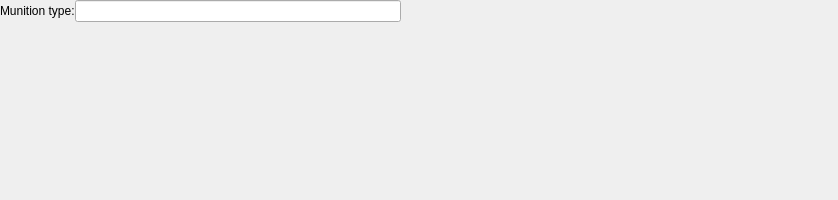
The window that Qt5/Weapon/munitionform.ui (GDW-RPG-Scripts/gdw-rpg-vehicles) describes before a commit, drawn with Qt 5.
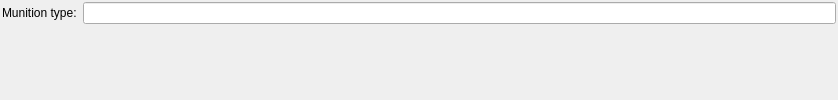
The same window after the commit.

```diff
--- a/Qt5/Weapon/munitionform.ui
+++ b/Qt5/Weapon/munitionform.ui
@@ -7,27 +7,30 @@
     <x>0</x>
     <y>0</y>
     <width>838</width>
-    <height>200</height>
+    <height>100</height>
    </rect>
   </property>
+  <property name="sizePolicy">
+   <sizepolicy hsizetype="Preferred" vsizetype="Fixed">
+    <horstretch>0</horstretch>
+    <verstretch>0</verstretch>
+   </sizepolicy>
+  </property>
   <property name="windowTitle">
    <string>Form</string>
   </property>
-  <widget class="QWidget" name="gridLayoutWidget">
-   <property name="geometry">
-    <rect>
-     <x>0</x>
-     <y>0</y>
-     <width>401</width>
-     <height>141</height>
-    </rect>
+  <layout class="QGridLayout" name="gridLayout" rowstretch="1">
+   <property name="leftMargin">
+    <number>2</number>
    </property>
-   <layout class="QGridLayout" name="gridLayout">
-    <property name="sizeConstraint">
-     <enum>QLayout::SetDefaultConstraint</enum>
-    </property>
-    <property name="spacing">
-     <number>0</number>
+   <property name="topMargin">
+    <number>2</number>
+   </property>
+   <property name="rightMargin">
+    <number>2</number>
+   </property>
+   <property name="bottomMargin">
+    <number>2</number>
     </property>
     <item row="0" column="0">
      <layout class="QFormLayout" name="formLayout">
@@ -39,12 +42,15 @@
        </widget>
       </item>
       <item row="0" column="1">
-       <widget class="QLineEdit" name="munitionTypeLineEdit"/>
-      </item>
-     </layout>
-    </item>
-   </layout>
-  </widget>
+      <widget class="QLineEdit" name="munitionTypeLineEdit">
+       <property name="readOnly">
+        <bool>true</bool>
+       </property>
+      </widget>
+     </item>
+    </layout>
+   </item>
+  </layout>
  </widget>
  <resources/>
  <connections/>
```
Lines whose indentation alone changed are shown as unchanged.
